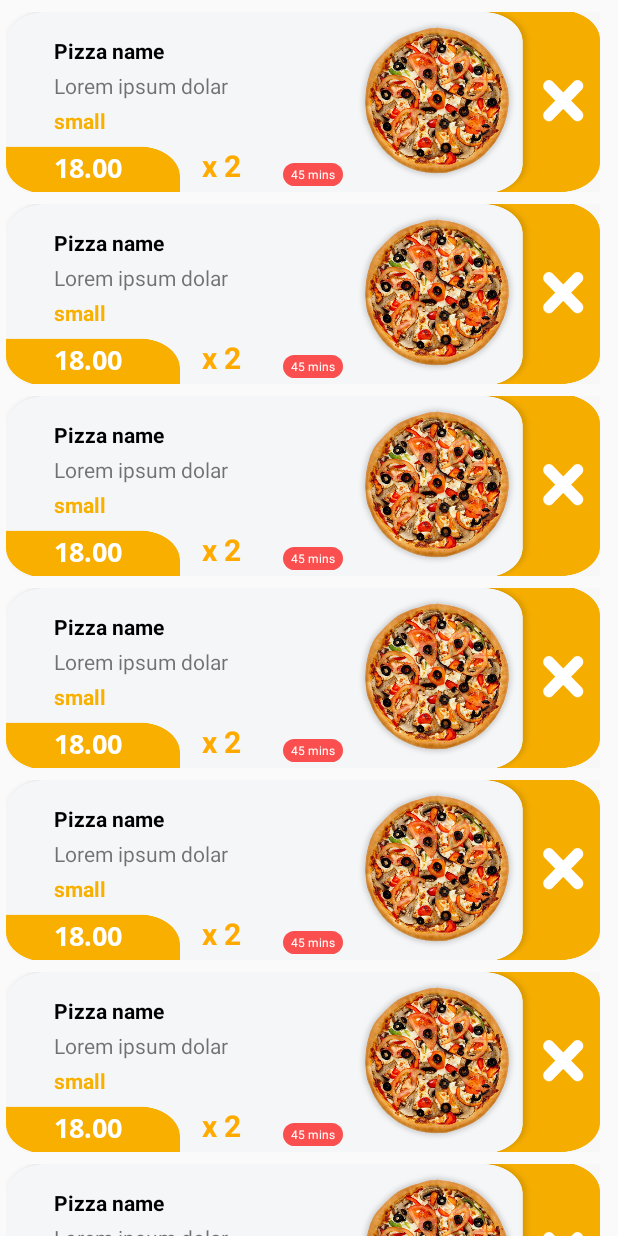
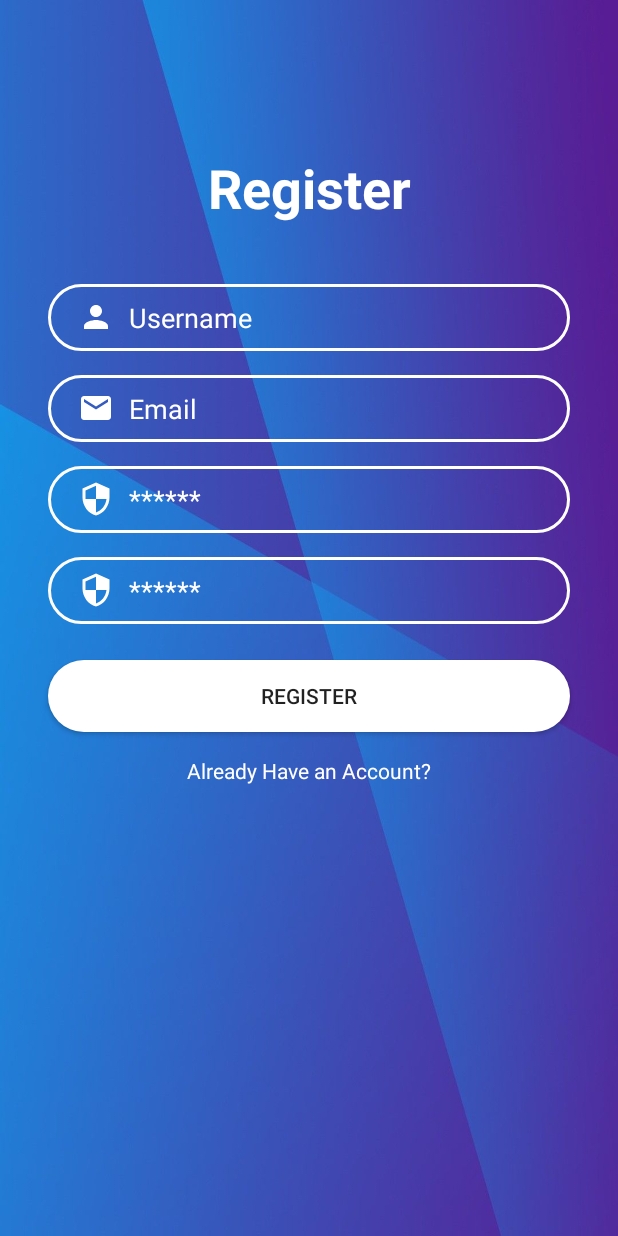
Before and after one commit to mouadbenhomane/PizzaHub-Delivery, an Android app: the screen it shows after launch (MainActivity), on a phone screen of 412 x 824 dp. Run offline under Robolectric (Android 15) with nearby library versions, the phone set to English and light mode, and no system bars; pictures from the network do not load; 2 statements that could not run were skipped.

Commit message:
add login and register

```diff
--- a/PizzaHub-delivery/app/src/main/java/com/ensa/pizzahub/MainActivity.java
+++ b/PizzaHub-delivery/app/src/main/java/com/ensa/pizzahub/MainActivity.java
@@ -30,7 +30,7 @@ public class MainActivity extends AppCompatActivity {
     @Override
     protected void onCreate(Bundle savedInstanceState) {
         super.onCreate(savedInstanceState);
-        setContentView(R.layout.my_cart);
+        setContentView(R.layout.activity_register);
         //setContentView(R.layout.pizza_details);
         /*
         ArrayList<Recommended> recommendedList = new ArrayList<Recommended>();
--- /dev/null
+++ b/PizzaHub-delivery/app/src/main/res/drawable/btn_bg.xml
@@ -0,0 +1,7 @@
+<?xml version="1.0" encoding="utf-8"?>
+<shape xmlns:android="http://schemas.android.com/apk/res/android">
+
+    <solid android:color="@color/colorWhite"/>
+
+    <corners android:radius="70dp"/>
+</shape>
--- /dev/null
+++ b/PizzaHub-delivery/app/src/main/res/drawable/ic_email.xml
@@ -0,0 +1,5 @@
+<vector android:height="24dp" android:tint="#FFFFFF"
+    android:viewportHeight="24.0" android:viewportWidth="24.0"
+    android:width="24dp" xmlns:android="http://schemas.android.com/apk/res/android">
+    <path android:fillColor="#FF000000" android:pathData="M20,4L4,4c-1.1,0 -1.99,0.9 -1.99,2L2,18c0,1.1 0.9,2 2,2h16c1.1,0 2,-0.9 2,-2L22,6c0,-1.1 -0.9,-2 -2,-2zM20,8l-8,5 -8,-5L4,6l8,5 8,-5v2z"/>
+</vector>
--- /dev/null
+++ b/PizzaHub-delivery/app/src/main/res/drawable/ic_facebook.xml
@@ -0,0 +1,5 @@
+<vector android:height="24dp" android:viewportHeight="512"
+    android:viewportWidth="512" android:width="24dp" xmlns:android="http://schemas.android.com/apk/res/android">
+    <path android:fillColor="@color/colorPrimaryDark"
+        android:pathData="M289,1.7c-45.1,4.8 -71.3,21.7 -84.6,54.8 -3.2,8 -5.1,15 -7.5,27.6 -0.8,3.9 -1.5,21.5 -1.8,45.4l-0.6,39 -25.7,0.3 -25.8,0.2 0,43.5 0,43.5 26,-0 26,-0 0,127.5 0,127.5 51.5,-0 51.5,-0 0,-127.5 0,-127.5 34.4,-0 34.5,-0 0.5,-4.3c0.7,-5 4.2,-37.2 5.1,-47.2 0.4,-3.9 1.3,-12.6 2.1,-19.5 0.8,-6.9 1.4,-13.3 1.4,-14.2 0,-1.7 -2.7,-1.8 -38.7,-2l-38.8,-0.3 0,-30.5c0,-33.3 0.3,-35.4 5.7,-41.5 1.6,-1.9 5.4,-4.4 8.6,-5.7 5.4,-2.1 7.3,-2.3 34.5,-2.6l28.7,-0.3 0,-43.5 0,-43.4 -41.7,0.2c-23,-0 -43.4,0.3 -45.3,0.5z" android:strokeColor="#00000000"/>
+</vector>
--- /dev/null
+++ b/PizzaHub-delivery/app/src/main/res/drawable/ic_person.xml
@@ -0,0 +1,5 @@
+<vector android:height="24dp" android:tint="#FFFFFF"
+    android:viewportHeight="24.0" android:viewportWidth="24.0"
+    android:width="24dp" xmlns:android="http://schemas.android.com/apk/res/android">
+    <path android:fillColor="#FF000000" android:pathData="M12,12c2.21,0 4,-1.79 4,-4s-1.79,-4 -4,-4 -4,1.79 -4,4 1.79,4 4,4zM12,14c-2.67,0 -8,1.34 -8,4v2h16v-2c0,-2.66 -5.33,-4 -8,-4z"/>
+</vector>
--- /dev/null
+++ b/PizzaHub-delivery/app/src/main/res/drawable/ic_security.xml
@@ -0,0 +1,5 @@
+<vector android:height="24dp" android:tint="#FFFFFF"
+    android:viewportHeight="24.0" android:viewportWidth="24.0"
+    android:width="24dp" xmlns:android="http://schemas.android.com/apk/res/android">
+    <path android:fillColor="#FF000000" android:pathData="M12,1L3,5v6c0,5.55 3.84,10.74 9,12 5.16,-1.26 9,-6.45 9,-12L21,5l-9,-4zM12,11.99h7c-0.53,4.12 -3.28,7.79 -7,8.94L12,12L5,12L5,6.3l7,-3.11v8.8z"/>
+</vector>
--- /dev/null
+++ b/PizzaHub-delivery/app/src/main/res/drawable/input_bg.xml
@@ -0,0 +1,6 @@
+<?xml version="1.0" encoding="utf-8"?>
+<shape xmlns:android="http://schemas.android.com/apk/res/android">
+
+    <stroke android:color="@color/colorWhite" android:width="2dp"/>
+    <corners android:radius="70dp" />
+</shape>
--- /dev/null
+++ b/PizzaHub-delivery/app/src/main/res/layout/activity_register.xml
@@ -0,0 +1,132 @@
+<?xml version="1.0" encoding="utf-8"?>
+<androidx.constraintlayout.widget.ConstraintLayout xmlns:android="http://schemas.android.com/apk/res/android"
+    xmlns:app="http://schemas.android.com/apk/res-auto"
+    xmlns:tools="http://schemas.android.com/tools"
+    android:layout_width="match_parent"
+    android:layout_height="match_parent"
+    tools:context=".MainActivity"
+    android:background="@drawable/bb">
+
+    <TextView
+        android:id="@+id/logo"
+        android:layout_width="wrap_content"
+        android:layout_height="wrap_content"
+        android:text="Register"
+        android:textColor="@color/colorWhite"
+        android:textSize="36sp"
+        android:textStyle="bold"
+        app:layout_constraintBottom_toBottomOf="parent"
+        app:layout_constraintEnd_toEndOf="parent"
+        app:layout_constraintStart_toStartOf="parent"
+        app:layout_constraintTop_toTopOf="parent"
+        app:layout_constraintVertical_bias="0.13" />
+
+    <EditText
+        android:id="@+id/inputUsername"
+        android:layout_width="0dp"
+        android:layout_height="wrap_content"
+        android:layout_marginStart="32dp"
+        android:layout_marginTop="40dp"
+        android:layout_marginEnd="32dp"
+        android:background="@drawable/input_bg"
+        android:drawableLeft="@drawable/ic_person"
+        android:drawablePadding="10dp"
+        android:ems="10"
+        android:hint="Username"
+        android:inputType="textPersonName"
+        android:paddingLeft="20dp"
+        android:paddingTop="10dp"
+        android:paddingRight="10dp"
+        android:paddingBottom="10dp"
+        android:textColor="@color/colorWhite"
+        android:textColorHint="@color/colorWhite"
+        app:layout_constraintEnd_toEndOf="parent"
+        app:layout_constraintStart_toStartOf="parent"
+        app:layout_constraintTop_toBottomOf="@+id/logo" />
+
+    <EditText
+        android:id="@+id/inputEmail"
+        android:layout_width="0dp"
+        android:layout_height="wrap_content"
+        android:layout_marginTop="16dp"
+        android:background="@drawable/input_bg"
+        android:drawableLeft="@drawable/ic_email"
+        android:drawablePadding="10dp"
+        android:ems="10"
+        android:hint="Email"
+        android:inputType="textPersonName"
+        android:paddingLeft="20dp"
+        android:paddingTop="10dp"
+        android:paddingRight="10dp"
+        android:paddingBottom="10dp"
+        android:textColor="@color/colorWhite"
+        android:textColorHint="@color/colorWhite"
+        app:layout_constraintEnd_toEndOf="@+id/inputUsername"
+        app:layout_constraintStart_toStartOf="@+id/inputUsername"
+        app:layout_constraintTop_toBottomOf="@+id/inputUsername" />
+
+    <EditText
+        android:id="@+id/inputPassword"
+        android:layout_width="0dp"
+        android:layout_height="wrap_content"
+        android:layout_marginTop="16dp"
+        android:background="@drawable/input_bg"
+        android:drawableLeft="@drawable/ic_security"
+        android:drawablePadding="10dp"
+        android:ems="10"
+        android:hint="******"
+        android:inputType="textPersonName"
+        android:paddingLeft="20dp"
+        android:paddingTop="10dp"
+        android:paddingRight="10dp"
+        android:paddingBottom="10dp"
+        android:textColor="@color/colorWhite"
+        android:textColorHint="@color/colorWhite"
+        app:layout_constraintEnd_toEndOf="@+id/inputEmail"
+        app:layout_constraintStart_toStartOf="@+id/inputEmail"
+        app:layout_constraintTop_toBottomOf="@+id/inputEmail" />
+
+    <EditText
+        android:id="@+id/inputConformPassword"
+        android:layout_width="0dp"
+        android:layout_height="wrap_content"
+        android:layout_marginTop="16dp"
+        android:background="@drawable/input_bg"
+        android:drawableLeft="@drawable/ic_security"
+        android:drawablePadding="10dp"
+        android:ems="10"
+        android:hint="******"
+        android:inputType="textPersonName"
+        android:paddingLeft="20dp"
+        android:paddingTop="10dp"
+        android:paddingRight="10dp"
+        android:paddingBottom="10dp"
+        android:textColor="@color/colorWhite"
+        android:textColorHint="@color/colorWhite"
+        app:layout_constraintEnd_toEndOf="@+id/inputPassword"
+        app:layout_constraintStart_toStartOf="@+id/inputPassword"
+        app:layout_constraintTop_toBottomOf="@+id/inputPassword" />
+
+    <Button
+        android:id="@+id/btnRegister"
+        android:layout_width="0dp"
+        android:layout_height="wrap_content"
+        android:layout_marginTop="24dp"
+        android:background="@drawable/btn_bg"
+        android:text="Register"
+        app:layout_constraintEnd_toEndOf="@+id/inputConformPassword"
+        app:layout_constraintStart_toStartOf="@+id/inputConformPassword"
+        app:layout_constraintTop_toBottomOf="@+id/inputConformPassword" />
+
+    <TextView
+        android:id="@+id/alreadyHaveAccount"
+        android:layout_width="wrap_content"
+        android:layout_height="wrap_content"
+        android:layout_marginTop="16dp"
+        android:shadowColor="@color/colorWhite"
+        android:text="Already Have an Account?"
+        android:textColor="@color/colorWhite"
+        app:layout_constraintEnd_toEndOf="@+id/btnRegister"
+        app:layout_constraintStart_toStartOf="@+id/btnRegister"
+        app:layout_constraintTop_toBottomOf="@+id/btnRegister" />
+</androidx.constraintlayout.widget.ConstraintLayout>
--- a/PizzaHub-delivery/app/src/main/res/values/colors.xml
+++ b/PizzaHub-delivery/app/src/main/res/values/colors.xml
@@ -1,6 +1,10 @@
 <?xml version="1.0" encoding="utf-8"?>
 <resources>
     <color name="colorPrimary">#f8b100</color>
-    <color name="colorPrimaryDark">#3700B3</color>
+<!--    <color name="colorPrimaryDark">#3700B3</color>-->
     <color name="colorAccent">#03DAC5</color>
+    <color name="colorPrimaryDark">#3262C4</color>
+    <color name="colorBlack">#000000</color>
+    <color name="colorWhite">#FFFFFF</color>
+    <color name="colorRed">#C11515</color>
 </resources>
```
Also changed, not shown: PizzaHub-delivery/app/src/main/res/drawable/ic_google.xml (added, +7 -0 lines), PizzaHub-delivery/app/src/main/res/layout/activity_login.xml (added, +122 -0 lines), PizzaHub-delivery/app/src/main/res/drawable/bb.jpg (added).
